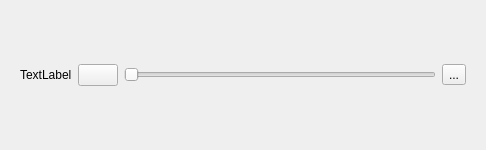
Before: the Qt Designer form designer/track.ui in PabloSML/ASSD-TP2, drawn with Qt 5.
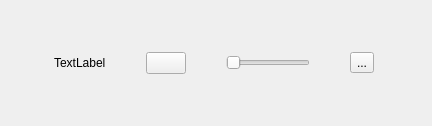
After: the same form once the commit is applied. Icons and pictures are not drawn.

Commit message: new popup and track

Patch:
```diff
--- a/designer/track.ui
+++ b/designer/track.ui
@@ -6,8 +6,8 @@
    <rect>
     <x>0</x>
     <y>0</y>
-    <width>486</width>
-    <height>150</height>
+    <width>432</width>
+    <height>126</height>
    </rect>
   </property>
   <property name="windowTitle">
@@ -55,6 +55,12 @@
       </item>
       <item>
        <widget class="QSlider" name="volume_slider">
+        <property name="sizePolicy">
+         <sizepolicy hsizetype="Fixed" vsizetype="Fixed">
+          <horstretch>0</horstretch>
+          <verstretch>0</verstretch>
+         </sizepolicy>
+        </property>
         <property name="maximum">
          <number>100</number>
         </property>
```
Left out of the diff: 2 changed lines with no effect on the pictures. The commit also changes 1 other file.
